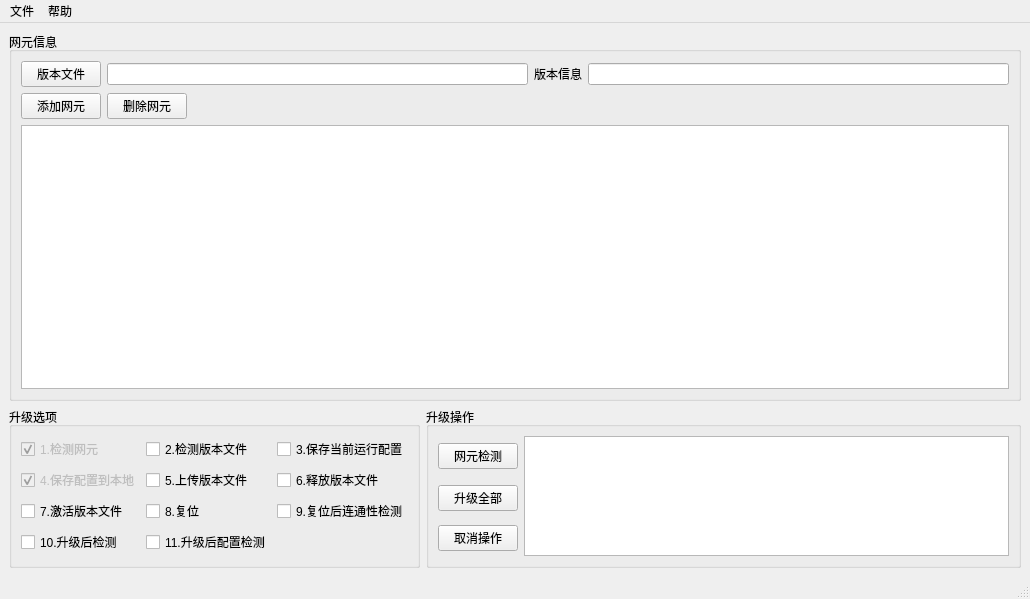
Qt form zoom_update/pyside/ui/zoomUpdate.ui (xiaomdong/zoom_update) before a commit.
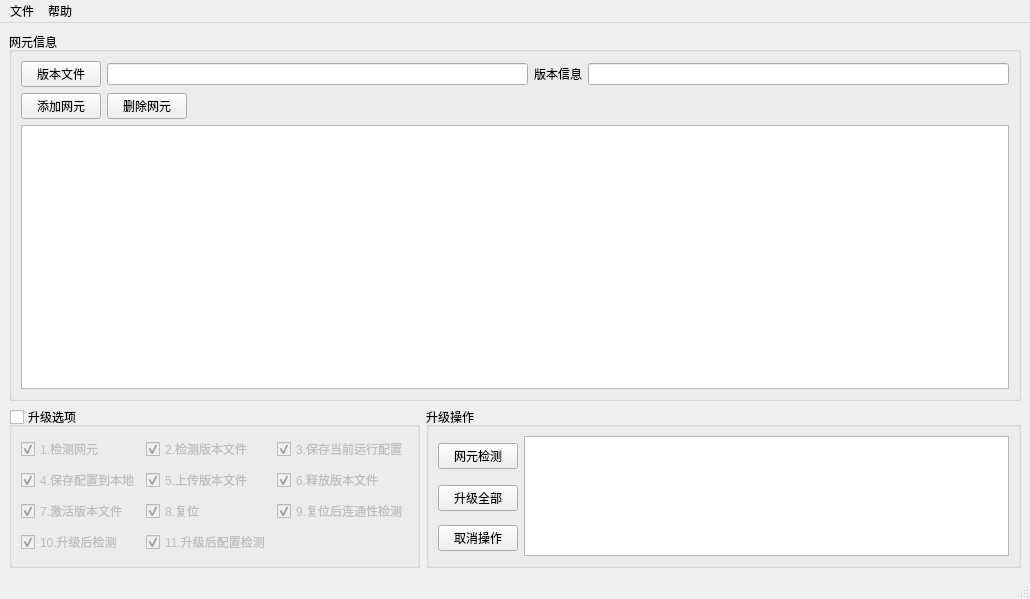
The same form after that commit.

Patch:
```diff
--- a/zoom_update/pyside/ui/zoomUpdate.ui
+++ b/zoom_update/pyside/ui/zoomUpdate.ui
@@ -101,12 +101,21 @@
       <property name="title">
        <string>升级选项</string>
       </property>
+      <property name="checkable">
+       <bool>true</bool>
+      </property>
+      <property name="checked">
+       <bool>false</bool>
+      </property>
       <layout class="QGridLayout" name="gridLayout_3">
        <item row="2" column="0">
         <widget class="QCheckBox" name="checkBoxActiveSoft">
          <property name="text">
           <string>7.激活版本文件</string>
          </property>
+         <property name="checked">
+          <bool>true</bool>
+         </property>
         </widget>
        </item>
        <item row="1" column="1">
@@ -114,6 +123,9 @@
          <property name="text">
           <string>5.上传版本文件</string>
          </property>
+         <property name="checked">
+          <bool>true</bool>
+         </property>
         </widget>
        </item>
        <item row="1" column="0">
@@ -134,13 +146,22 @@
          <property name="text">
           <string>8.复位</string>
          </property>
+         <property name="checked">
+          <bool>true</bool>
+         </property>
         </widget>
        </item>
        <item row="0" column="1">
         <widget class="QCheckBox" name="checkBoxCheckUpdateFile">
+         <property name="enabled">
+          <bool>false</bool>
+         </property>
          <property name="text">
           <string>2.检测版本文件</string>
          </property>
+         <property name="checked">
+          <bool>true</bool>
+         </property>
         </widget>
        </item>
        <item row="0" column="2">
@@ -148,6 +169,9 @@
          <property name="text">
           <string>3.保存当前运行配置</string>
          </property>
+         <property name="checked">
+          <bool>true</bool>
+         </property>
         </widget>
        </item>
        <item row="1" column="2">
@@ -155,13 +179,19 @@
          <property name="text">
           <string>6.释放版本文件</string>
          </property>
+         <property name="checked">
+          <bool>true</bool>
+         </property>
         </widget>
        </item>
        <item row="2" column="2">
-        <widget class="QCheckBox" name="checkBoxAfterRebootTest">
+        <widget class="QCheckBox" name="checkBoxAfterRebootConnectTest">
          <property name="text">
           <string>9.复位后连通性检测</string>
          </property>
+         <property name="checked">
+          <bool>true</bool>
+         </property>
         </widget>
        </item>
        <item row="0" column="0">
@@ -178,10 +208,13 @@
         </widget>
        </item>
        <item row="3" column="0">
-        <widget class="QCheckBox" name="afterRebootCheck">
+        <widget class="QCheckBox" name="checkBoxAfterRebootTest">
          <property name="text">
           <string>10.升级后检测</string>
          </property>
+         <property name="checked">
+          <bool>true</bool>
+         </property>
         </widget>
        </item>
        <item row="3" column="1">
@@ -189,6 +222,9 @@
          <property name="text">
           <string>11.升级后配置检测</string>
          </property>
+         <property name="checked">
+          <bool>true</bool>
+         </property>
         </widget>
        </item>
       </layout>
```
Left out of the diff: 4 changed lines with no effect on the pictures.
